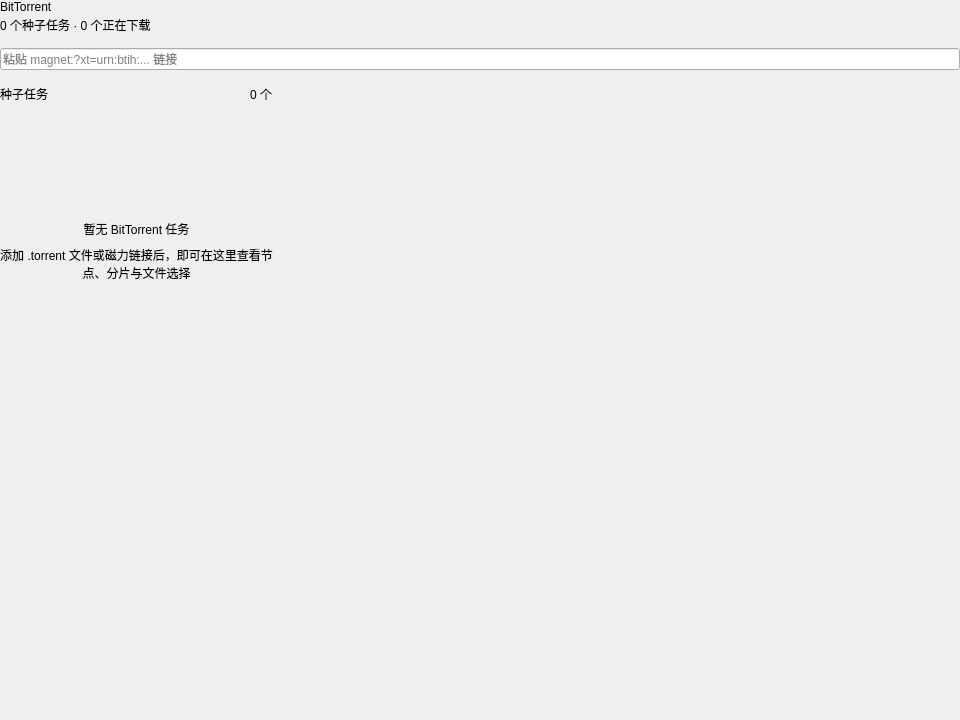
This is ui/pages/BitTorrentPage.ui in aimineng/Fetchora as Qt 5 draws it before an edit. The edited form follows.
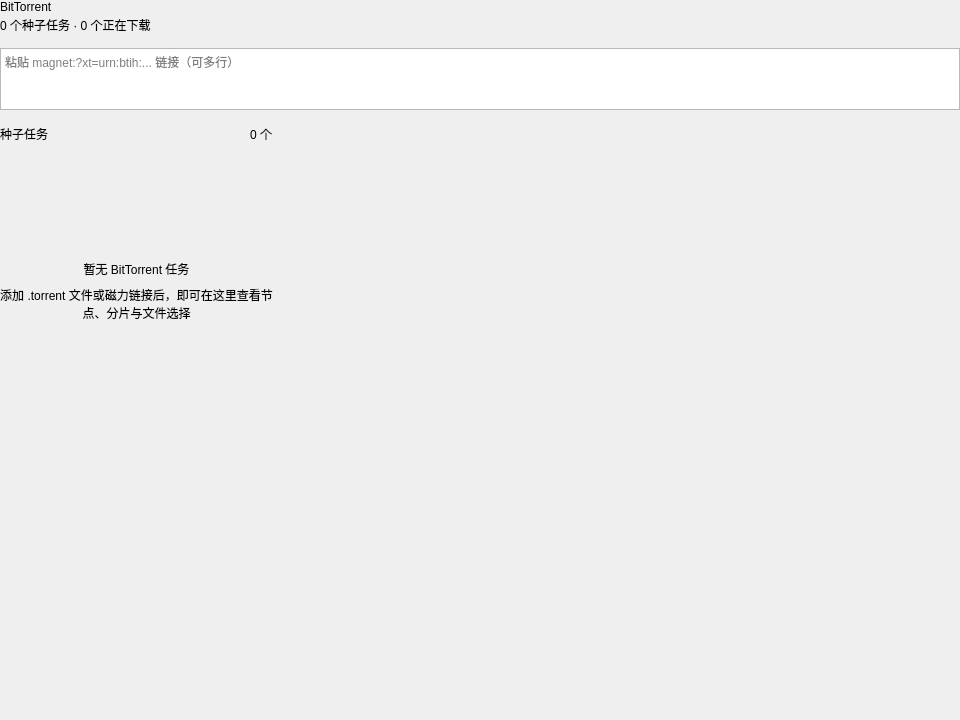
This is the edited form. Custom widgets are drawn as their Qt base class.

Patch:
```diff
--- a/ui/pages/BitTorrentPage.ui
+++ b/ui/pages/BitTorrentPage.ui
@@ -114,11 +114,26 @@
        <number>8</number>
       </property>
       <item>
-       <widget class="FluentLineEdit" name="magnetEdit">
+       <!-- Multi-line on purpose: a magnet link is far longer than any window is
+            wide, and a single-line field hides most of it while the user checks
+            that it pasted correctly. Enter submits, Shift+Enter adds a line. -->
+       <widget class="QPlainTextEdit" name="magnetEdit">
+        <property name="minimumSize">
+         <size>
+          <width>0</width>
+          <height>62</height>
+         </size>
+        </property>
+        <property name="maximumSize">
+         <size>
+          <width>16777215</width>
+          <height>62</height>
+         </size>
+        </property>
         <property name="placeholderText">
-         <string>粘贴 magnet:?xt=urn:btih:... 链接</string>
+         <string>粘贴 magnet:?xt=urn:btih:... 链接（可多行）</string>
         </property>
-        <property name="clearButtonEnabled">
+        <property name="tabChangesFocus">
          <bool>true</bool>
         </property>
        </widget>
```
